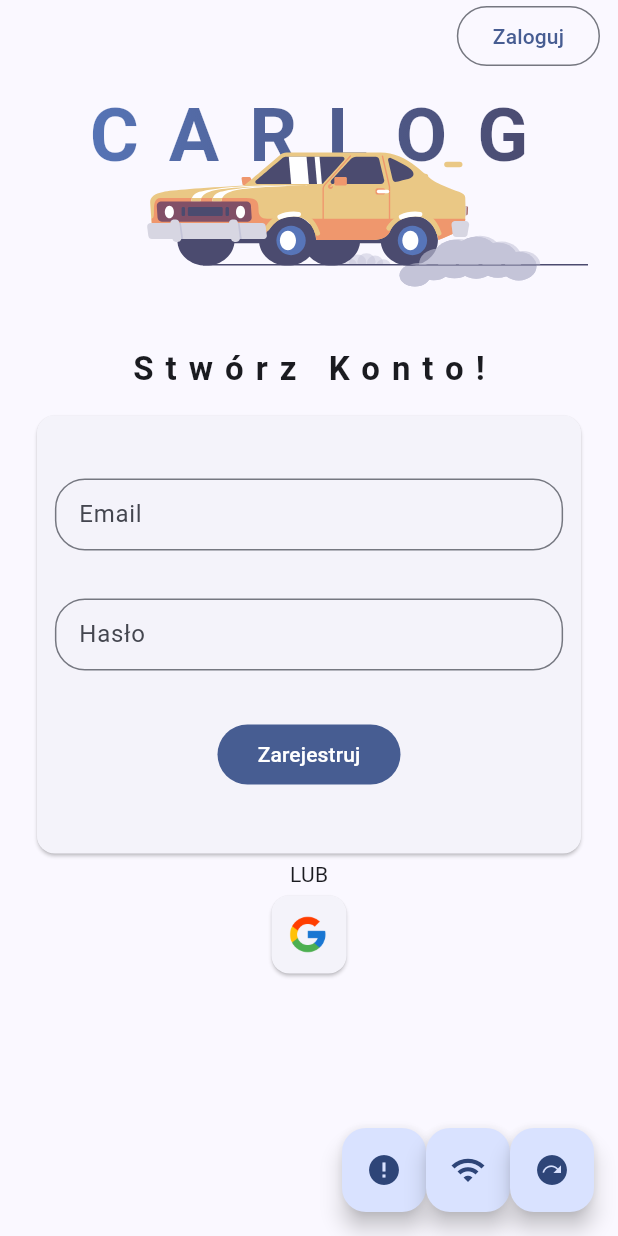
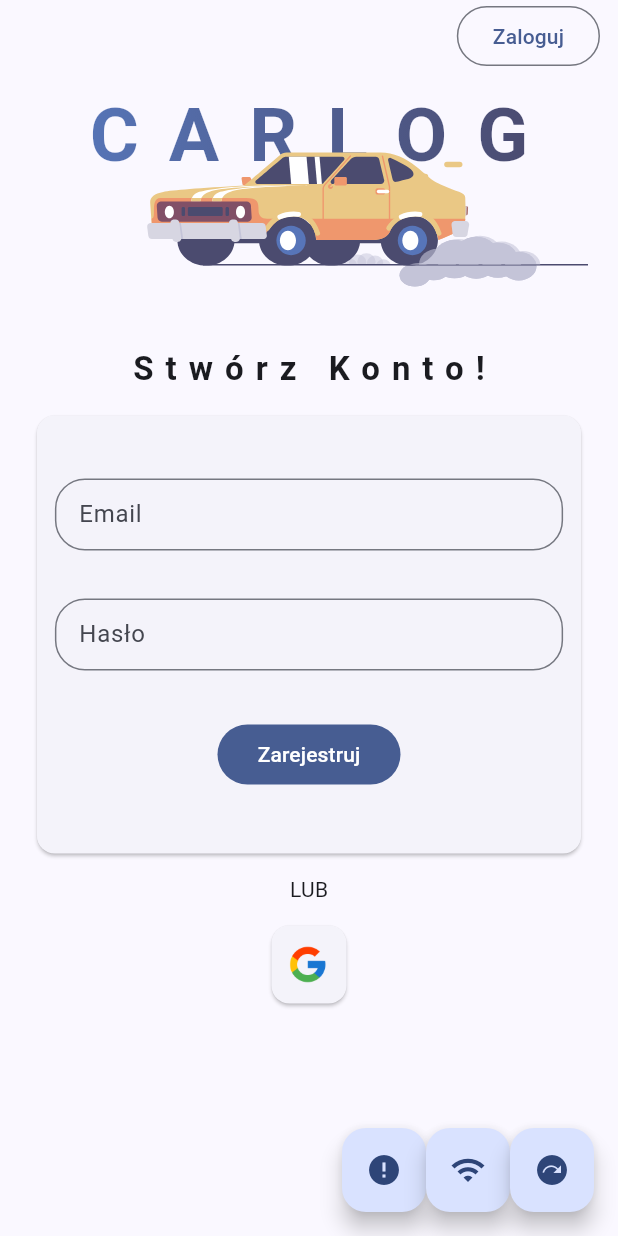
Before and after one commit to LynxLynxx/Carlog, a Flutter app: the screen it shows after launch, after a tap on "Zarejestruj", on a phone screen of 412 x 824 dp. Run offline on Flutter 3.47's test engine with Material 3 defaults, Android fonts, the phone set to English and light mode, and no system bars; drawn by our look-alikes of lottie; our stand-ins replace auto_size_text, bloc, cloud_firestore, dartz, equatable, firebase_auth and 9 more; accounts and stored records are empty; generated files the repository leaves out were written again; Roboto replaces fonts that are missing (Futura, Poppins).

Commit message:
login/register ui adjust

```diff
--- a/lib/features/auth_features/login/presentation/pages/login_page.dart
+++ b/lib/features/auth_features/login/presentation/pages/login_page.dart
@@ -1,3 +1,4 @@
+import 'package:carlog/core/constants/paddings.dart';
 import 'package:carlog/core/di/injectable_config.dart';
 import 'package:carlog/core/router/routes_constants.dart';
 import 'package:carlog/core/theme/styles/text_styles.dart';
@@ -73,7 +74,10 @@ class LoginPageView extends StatelessWidget {
                     ),
                   ),
                 ),
-                const Text("LUB"),
+                const Padding(
+                  padding: PaddingsK.v10,
+                  child: Text("LUB"),
+                ),
                 Row(
                   mainAxisAlignment: MainAxisAlignment.center,
                   children: [
--- a/lib/features/auth_features/register/presentation/pages/register_page.dart
+++ b/lib/features/auth_features/register/presentation/pages/register_page.dart
@@ -1,3 +1,4 @@
+import 'package:carlog/core/constants/paddings.dart';
 import 'package:carlog/core/di/injectable_config.dart';
 import 'package:carlog/core/router/routes_constants.dart';
 import 'package:carlog/core/theme/styles/text_styles.dart';
@@ -74,7 +75,10 @@ class RegisterPageView extends StatelessWidget {
                       ),
                     ),
                   ),
-                  const Text("LUB"),
+                  const Padding(
+                    padding: PaddingsK.v10,
+                    child: Text("LUB"),
+                  ),
                   Row(
                     mainAxisAlignment: MainAxisAlignment.center,
                     children: [
```
